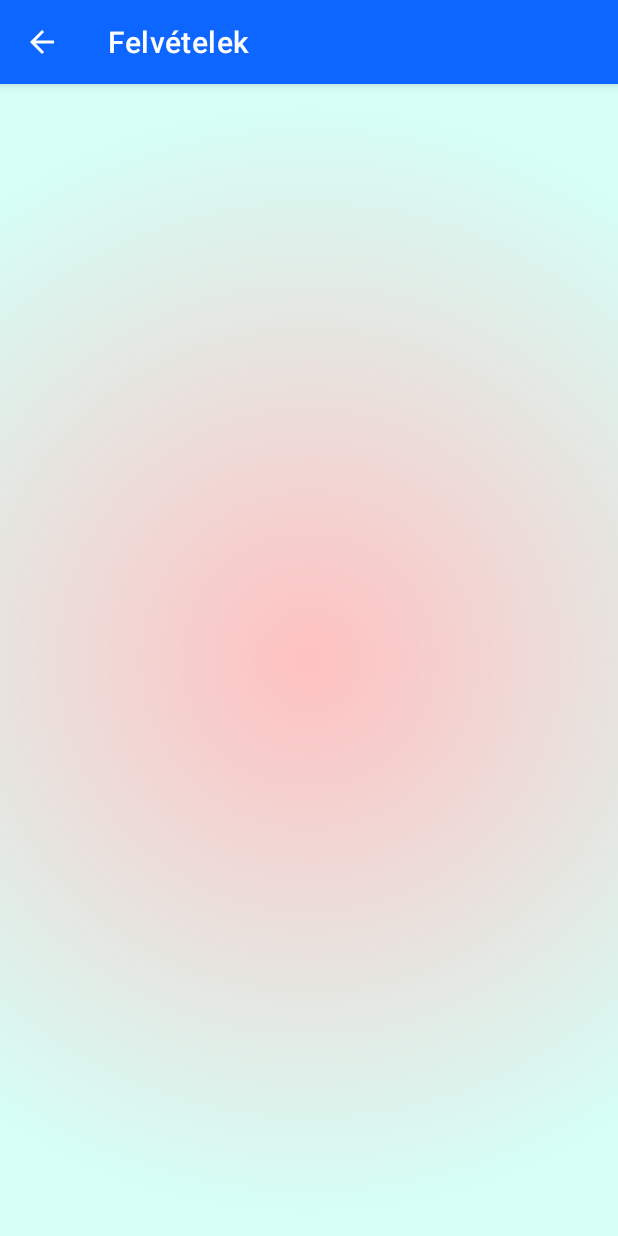
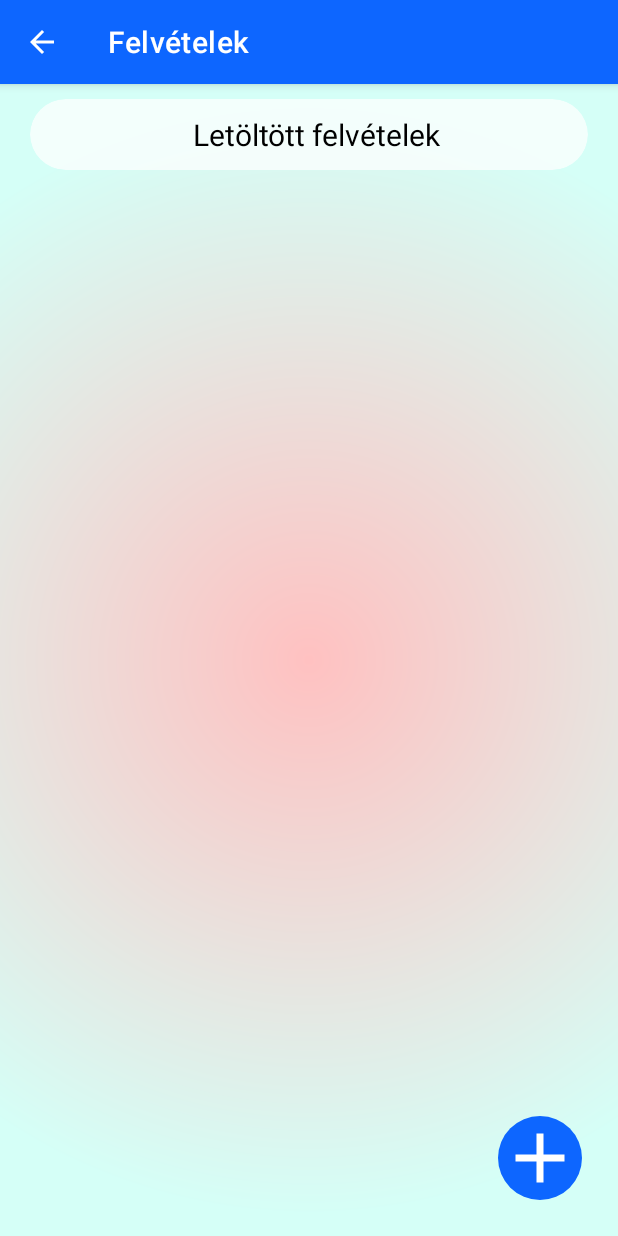
Before and after one commit to marton1114/android-maria-radio-archive-downloader-app, an Android app: the RecordingsActivity screen opened directly, with no data from a screen before it, on a phone screen of 412 x 824 dp. Run offline under Robolectric (Android 15) with nearby library versions, the light colour scheme and no system bars.

Commit message:
ui: changing the ui of the recording list

```diff
--- /dev/null
+++ b/app/src/main/res/drawable/baseline_add_24.xml
@@ -0,0 +1,5 @@
+<vector android:height="48dp" android:tint="#FFFFFF"
+    android:viewportHeight="24" android:viewportWidth="24"
+    android:width="48dp" xmlns:android="http://schemas.android.com/apk/res/android">
+    <path android:fillColor="@android:color/white" android:pathData="M19,13h-6v6h-2v-6H5v-2h6V5h2v6h6v2z"/>
+</vector>
--- a/app/src/main/res/layout/activity_recordings.xml
+++ b/app/src/main/res/layout/activity_recordings.xml
@@ -1,27 +1,79 @@
 <?xml version="1.0" encoding="utf-8"?>
-<RelativeLayout xmlns:android="http://schemas.android.com/apk/res/android"
+<androidx.constraintlayout.widget.ConstraintLayout xmlns:android="http://schemas.android.com/apk/res/android"
     xmlns:app="http://schemas.android.com/apk/res-auto"
     xmlns:tools="http://schemas.android.com/tools"
+    android:id="@+id/relativeLayout2"
     android:layout_width="match_parent"
     android:layout_height="match_parent"
     android:background="@drawable/background_background"
-    android:paddingStart="10dp"
-    android:paddingEnd="10dp"
-    android:paddingBottom="10dp"
     tools:context=".RecordingsActivity">
+
+    <androidx.cardview.widget.CardView
+        android:id="@+id/cardView"
+        android:layout_width="0dp"
+        android:layout_height="wrap_content"
+        android:layout_marginStart="20dp"
+        android:layout_marginTop="10dp"
+        android:layout_marginEnd="20dp"
+        app:cardBackgroundColor="@color/glass_white"
+        app:cardCornerRadius="30dp"
+        app:cardElevation="0dp"
+        app:layout_constraintEnd_toEndOf="parent"
+        app:layout_constraintStart_toStartOf="parent"
+        app:layout_constraintTop_toTopOf="parent">
+
+        <TextView
+            android:id="@+id/list_title"
+            android:layout_width="match_parent"
+            android:layout_height="wrap_content"
+            android:autoText="false"
+            android:padding="10dp"
+            android:paddingStart="20dp"
+            android:singleLine="true"
+            android:text="Letöltött felvételek"
+            android:textAlignment="center"
+            android:textAllCaps="false"
+            android:textColor="@color/black"
+            android:textSize="20dp" />
+
+    </androidx.cardview.widget.CardView>
 
     <TextView
         android:id="@+id/notFoundTextView"
         android:layout_width="wrap_content"
         android:layout_height="wrap_content"
-        android:layout_centerInParent="true"
+        android:layout_centerHorizontal="true"
+        android:layout_centerVertical="true"
         android:text="Nincs letöltött felvétel"
-        android:visibility="gone" />
+        android:visibility="gone"
+        app:layout_constraintBottom_toBottomOf="parent"
+        app:layout_constraintLeft_toLeftOf="parent"
+        app:layout_constraintRight_toRightOf="parent"
+        app:layout_constraintTop_toTopOf="parent" />
 
     <androidx.recyclerview.widget.RecyclerView
         android:id="@+id/recyclerView"
-        android:layout_width="match_parent"
-        android:layout_height="wrap_content">
+        android:layout_width="0dp"
+        android:layout_height="0dp"
+        android:layout_marginStart="20dp"
+        android:layout_marginTop="10dp"
+        android:layout_marginEnd="20dp"
+        app:layout_constraintBottom_toBottomOf="parent"
+        app:layout_constraintEnd_toEndOf="parent"
+        app:layout_constraintStart_toStartOf="parent"
+        app:layout_constraintTop_toBottomOf="@+id/cardView">
 
     </androidx.recyclerview.widget.RecyclerView>
-</RelativeLayout>
+
+    <ImageView
+        android:id="@+id/addButton"
+        android:layout_width="56dp"
+        android:layout_height="56dp"
+        android:layout_marginEnd="24dp"
+        android:layout_marginBottom="24dp"
+        android:background="@drawable/circle_button_background"
+        android:backgroundTint="@color/blue"
+        app:layout_constraintBottom_toBottomOf="parent"
+        app:layout_constraintEnd_toEndOf="parent"
+        app:srcCompat="@drawable/baseline_add_24" />
+</androidx.constraintlayout.widget.ConstraintLayout>
```
